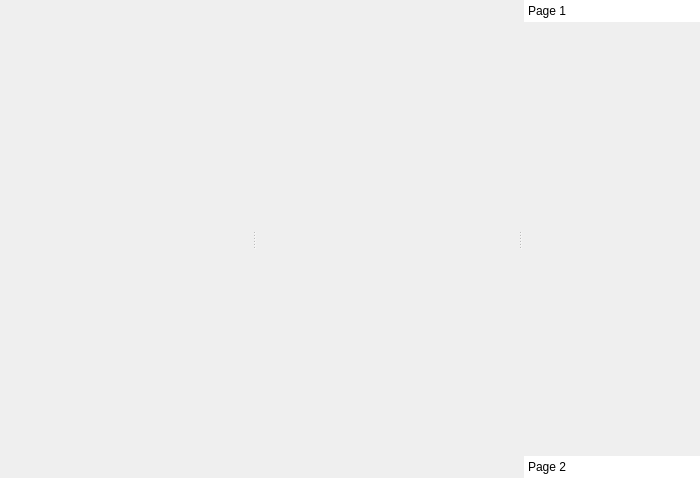
This is TurboGrade/ui/codeview.ui in wassgha/TurboGrade as Qt 5 draws it before an edit. The edited form follows.
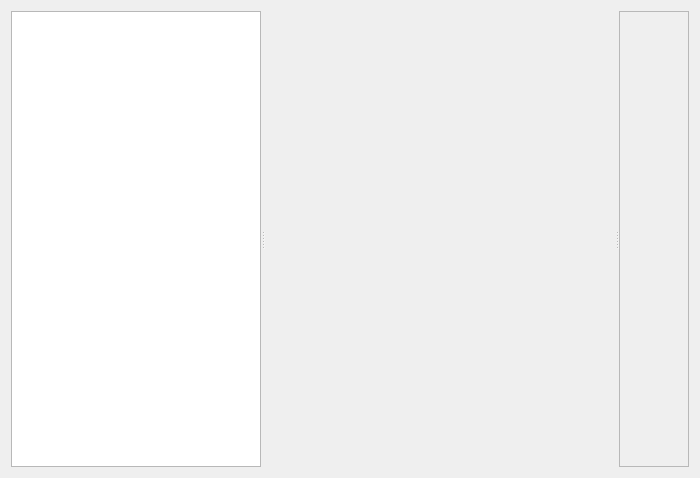
This is the edited form. Icons and pictures are not drawn. Custom widgets are drawn as their Qt base class.

Commit message: Created comment sidebar

```diff
--- a/TurboGrade/ui/codeview.ui
+++ b/TurboGrade/ui/codeview.ui
@@ -40,39 +40,27 @@
 QSplitter::handle:horizontal {
         image: url(:/misc/res/splitter.png);
 }
-QToolBox#toolBox::tab {
-	background: white;
-}</string>
+QScrollArea#comments {
+	border: none;
+	background: transparent;
+}
+QScrollArea#comments &gt; #scrollAreaWidgetContents {
+	border: none;
+	background: transparent;
+}
+
+QAbstractScrollArea #scrollAreaWidgetContents  {
+ background-color:transparent;
+}
+
+</string>
   </property>
-  <layout class="QGridLayout" name="gridLayout_2">
-   <property name="leftMargin">
-    <number>0</number>
-   </property>
-   <property name="topMargin">
-    <number>0</number>
-   </property>
-   <property name="rightMargin">
-    <number>0</number>
-   </property>
-   <property name="bottomMargin">
-    <number>0</number>
-   </property>
-   <item row="0" column="0">
     <layout class="QGridLayout" name="gridLayout">
-     <item row="2" column="0">
+   <item row="0" column="0">
       <widget class="QSplitter" name="splitter">
-       <property name="sizePolicy">
-        <sizepolicy hsizetype="Expanding" vsizetype="Expanding">
-         <horstretch>0</horstretch>
-         <verstretch>0</verstretch>
-        </sizepolicy>
-       </property>
        <property name="orientation">
         <enum>Qt::Horizontal</enum>
        </property>
-       <property name="handleWidth">
-        <number>8</number>
-       </property>
        <widget class="QTreeView" name="treeView">
         <property name="sizePolicy">
          <sizepolicy hsizetype="MinimumExpanding" vsizetype="Expanding">
@@ -115,41 +103,27 @@
         <property name="contextMenuPolicy">
          <enum>Qt::NoContextMenu</enum>
         </property>
-       </widget>
-       <widget class="QToolBox" name="toolBox">
-        <property name="currentIndex">
-         <number>0</number>
-        </property>
-        <widget class="QWidget" name="page_5">
-         <property name="geometry">
-          <rect>
-           <x>0</x>
-           <y>0</y>
-           <width>188</width>
-           <height>408</height>
-          </rect>
-         </property>
-         <attribute name="label">
-          <string>Page 1</string>
-         </attribute>
-        </widget>
-        <widget class="QWidget" name="page_6">
+      <zorder>groupBox</zorder>
+     </widget>
+     <widget class="QScrollArea" name="comments">
+      <property name="widgetResizable">
+       <bool>true</bool>
+      </property>
+      <property name="alignment">
+       <set>Qt::AlignHCenter|Qt::AlignTop</set>
+      </property>
+      <widget class="QWidget" name="scrollAreaWidgetContents">
          <property name="geometry">
           <rect>
            <x>0</x>
            <y>0</y>
-           <width>188</width>
-           <height>408</height>
-          </rect>
-         </property>
-         <attribute name="label">
-          <string>Page 2</string>
-         </attribute>
+         <width>364</width>
+         <height>454</height>
+        </rect>
+       </property>
         </widget>
        </widget>
       </widget>
-     </item>
-    </layout>
    </item>
   </layout>
  </widget>
```
Lines whose indentation alone changed are shown as unchanged. The commit also changes 9 other files.
